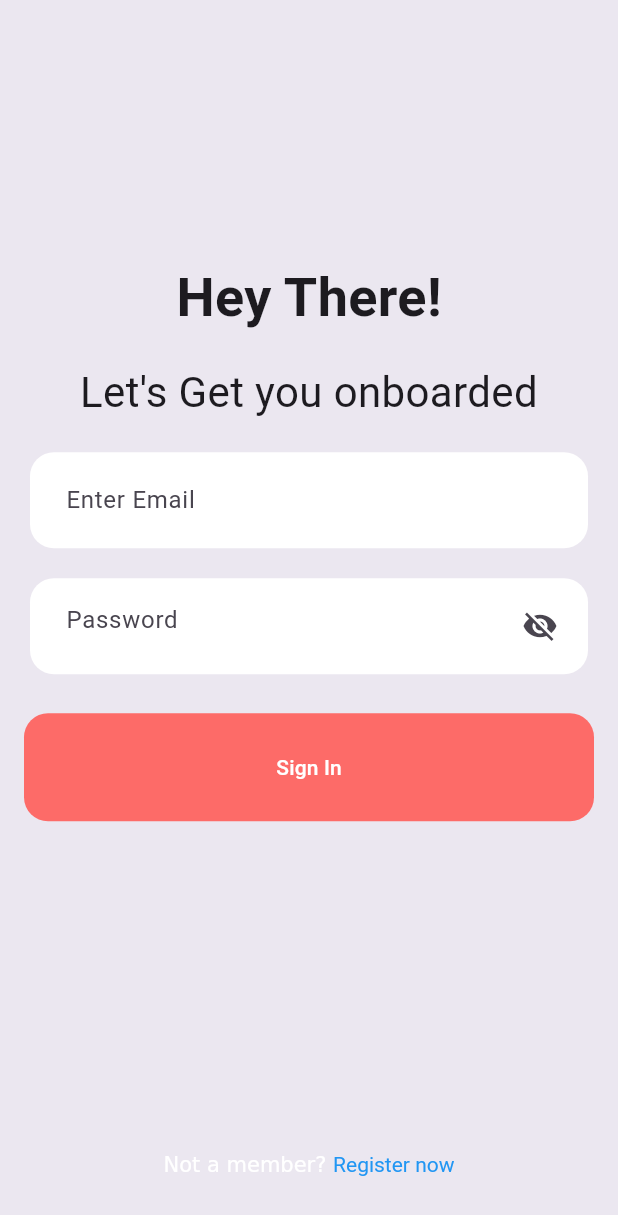
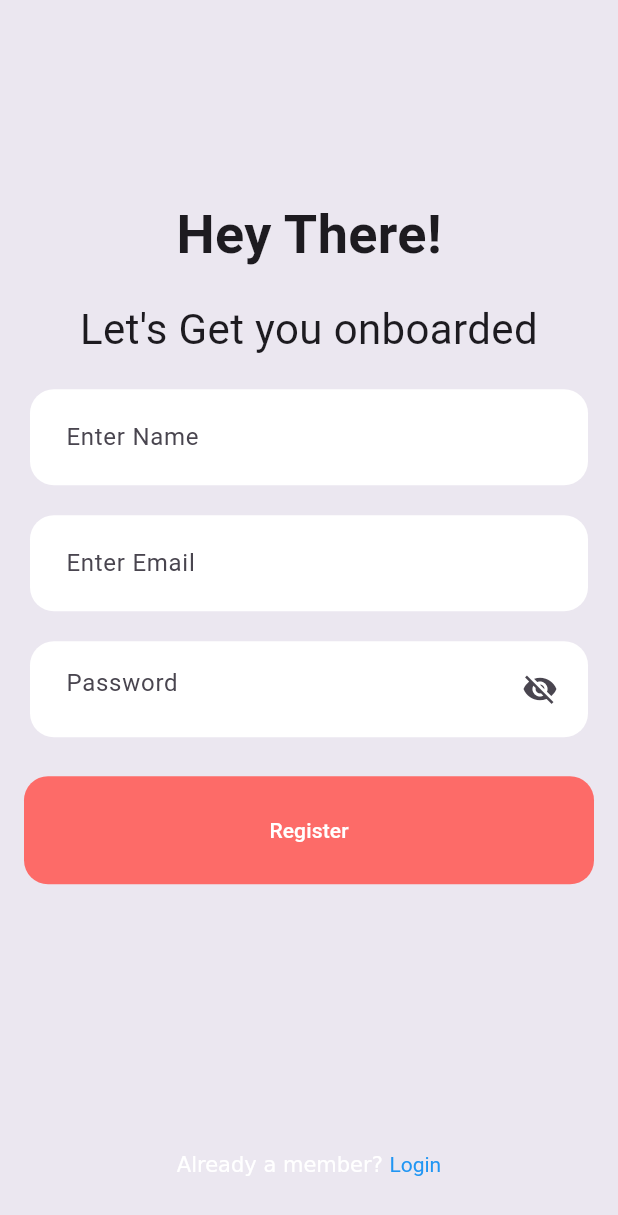
Before and after one commit to xkaper001/gdsc_lead_task_round, a Flutter app: the screen it shows after launch, after a tap on "Register", on a phone screen of 412 x 824 dp. Shown: the top 1215 px of the screen. Run offline on Flutter 3.47's test engine with Material 3 defaults, Android fonts, the phone set to English and light mode, and no system bars.

Commit message:
responsive and dark theme

```diff
--- a/lib/main.dart
+++ b/lib/main.dart
@@ -8,16 +8,42 @@ void main() {
   runApp(const MainApp());
 }
 
-class MainApp extends StatelessWidget {
+class MainApp extends StatefulWidget {
   const MainApp({super.key});
+
+  @override
+  State<MainApp> createState() => _MainAppState();
+}
+
+class _MainAppState extends State<MainApp> {
+  bool _isDarkMode = false;
 
   @override
   Widget build(BuildContext context) {
     return MaterialApp(
-      // home: SignInScreen(),
-      home: OnboardScreen(),
+      home: OnboardScreen(
+        isDarkMode: _isDarkMode,
+        toggleTheme: _toggleTheme,
+      ),
       debugShowCheckedModeBanner: false,
-      theme: ThemeData(scaffoldBackgroundColor: Palette.bg),
+      theme: _isDarkMode ? _darkTheme : _lightTheme,
     );
   }
+
+  void _toggleTheme() {
+    setState(() {
+      _isDarkMode = !_isDarkMode;
+    });
+  }
+
+  final ThemeData _lightTheme = ThemeData(
+    scaffoldBackgroundColor: Palette.bg,
+    brightness: Brightness.light,
+  );
+
+  final ThemeData _darkTheme = ThemeData(
+    scaffoldBackgroundColor: Colors.black,
+    brightness: Brightness.dark,
+
+  );
 }
--- a/lib/onboard_screen.dart
+++ b/lib/onboard_screen.dart
@@ -1,5 +1,3 @@
-import 'dart:developer';
-
 import 'package:flutter/material.dart';
 import 'package:gdsc_lead_task_round/palette.dart';
 import 'package:gdsc_lead_task_round/responsive.dart';
@@ -8,18 +6,78 @@ import 'sign_in_screen.dart';
 import 'sign_up_screen.dart';
 
 class OnboardScreen extends StatelessWidget {
-  const OnboardScreen({super.key});
+  final bool isDarkMode;
+  final VoidCallback toggleTheme;
+
+  const OnboardScreen({
+    super.key,
+    required this.isDarkMode,
+    required this.toggleTheme,
+  });
 
   @override
   Widget build(BuildContext context) {
     return Scaffold(
-        backgroundColor: const Color.fromRGBO(244, 242, 252, 1),
+        floatingActionButton: FloatingActionButton(
+          onPressed: toggleTheme,
+          child: Icon(
+            isDarkMode ? Icons.dark_mode : Icons.light_mode,
+            color: isDarkMode ? Colors.black : Colors.white,
+          ),
+          backgroundColor: isDarkMode ? Colors.white : Colors.black,
+        ),
         body: ResponsiveLayout(
           mobileScaffold: Column(
             children: [
               Expanded(child: illustration),
+              Expanded(child: belowIllustration(context)),
+            ],
+          ),
+          tabletScaffold: Row(
+            mainAxisSize: MainAxisSize.max,
+            children: [
+              Expanded(child: Column(
+                children: [
+                  illustration,
+                  Expanded(child: belowIllustration(context)),
+                ],
+              )),
+              const Expanded(child: SignInScreen()),
+            ],
+          ),
+          desktopScaffold: Row(
+            mainAxisSize: MainAxisSize.max,
+            children: [
               Expanded(
-                  child: Column(
+                flex: 6,
+                child: illustration,
+              ),
+              Expanded(
+                flex: 4,
+                child: Container(
+                  padding: const EdgeInsets.all(16),
+                  decoration: const BoxDecoration(
+                      borderRadius: BorderRadius.all(Radius.circular(16))),
+                  child: const SignInScreen(),
+                ),
+              ),
+            ],
+          ),
+        ));
+  }
+}
+
+final illustration = Container(
+  padding: const EdgeInsets.all(40),
+  margin: const EdgeInsets.all(20),
+  decoration: const BoxDecoration(
+    borderRadius: BorderRadius.all(Radius.circular(16)),
+    image: DecorationImage(
+        image: AssetImage('assets/illustration.jpg'), fit: BoxFit.cover),
+  ),
+);
+
+Widget belowIllustration(BuildContext context) => Column(
       mainAxisAlignment: MainAxisAlignment.spaceEvenly,
       children: [
         const Text(
@@ -63,13 +121,13 @@ class OnboardScreen extends StatelessWidget {
                   child: const Text(
                     "Register",
                     textAlign: TextAlign.center,
-                              style: TextStyle(fontWeight: FontWeight.w700),
+                    style: TextStyle(
+                        fontWeight: FontWeight.w700, color: Colors.black),
                   ),
                 ),
               ),
               InkWell(
                 onTap: () {
-                            log("Signned In");
                   Navigator.of(context).push(
                     MaterialPageRoute(
                       builder: (context) => const SignInScreen(),
@@ -82,7 +140,8 @@ class OnboardScreen extends StatelessWidget {
                   child: const Text(
                     "Sign In",
                     textAlign: TextAlign.center,
-                              style: TextStyle(fontWeight: FontWeight.w700),
+                    style: TextStyle(
+                        fontWeight: FontWeight.w700, color: Colors.black),
                   ),
                 ),
               ),
@@ -91,46 +150,6 @@ class OnboardScreen extends StatelessWidget {
         ),
         const SizedBox(height: 40),
       ],
-              ))
-            ],
-          ),
-          tabletScaffold: Row(
-            mainAxisSize: MainAxisSize.max,
-            children: [
-              Expanded(child: illustration),
-              const Expanded(child: LoginForm()),
-            ],
-          ),
-          desktopScaffold: Row(
-            mainAxisSize: MainAxisSize.max,
-            children: [
-              Expanded(
-                flex: 6,
-                child: illustration,
-              ),
-              Expanded(
-                flex: 4,
-                child: Container(
-                  padding: const EdgeInsets.all(16),
-                  decoration: const BoxDecoration(
-                      borderRadius: BorderRadius.all(Radius.circular(16))),
-                  child: const LoginForm(),
-                ),
-              ),
-            ],
-          ),
-        ));
-  }
-}
-
-final illustration = Container(
-  padding: const EdgeInsets.all(40),
-  margin: const EdgeInsets.all(20),
-  decoration: const BoxDecoration(
-    borderRadius: BorderRadius.all(Radius.circular(16)),
-    image: DecorationImage(
-        image: AssetImage('assets/illustration.jpg'), fit: BoxFit.cover),
-  ),
     );
 
 class LoginForm extends StatefulWidget {
--- a/lib/sign_up_screen.dart
+++ b/lib/sign_up_screen.dart
@@ -3,6 +3,7 @@ import 'dart:developer';
 import 'package:flutter/material.dart';
 
 import 'password_regex.dart';
+import 'sign_in_screen.dart';
 
 class SignUpScreen extends StatefulWidget {
   const SignUpScreen({super.key});
@@ -19,6 +20,14 @@ class _SignUpScreenState extends State<SignUpScreen> {
 
   @override
   Widget build(BuildContext context) {
+    double width = MediaQuery.of(context).size.width;
+
+    if (width > 500) {
+      WidgetsBinding.instance.addPostFrameCallback((_) {
+        Navigator.pop(context);
+      });
+    }
+
     return Scaffold(
       body: Center(
         child: Column(
@@ -44,6 +53,18 @@ class _SignUpScreenState extends State<SignUpScreen> {
                   fontSize: 28,
                 ),
               ),
+            ),
+            AuthInputField(
+              hintText: "Enter Name",
+              validator: (value) {
+                // if (!value!.contains(RegExp(emailRegex))) {
+                //   return 'Please enter a valid email address';
+                // }
+                if (value == null || value.isEmpty) {
+                  return 'Please enter your name';
+                }
+                return null;
+              },
             ),
             AuthInputField(
               formkey: _formkey1,
@@ -82,7 +103,19 @@ class _SignUpScreenState extends State<SignUpScreen> {
                 onPressed: () {
                   if (_formkey1.currentState!.validate() &&
                       _formkey2.currentState!.validate()) {
-                    log('Form is valid');
+                    ScaffoldMessenger.of(context)
+                        .showMaterialBanner(MaterialBanner(
+                      content: const Text('Form is valid User Registered'),
+                      actions: [
+                        TextButton(
+                          onPressed: () {
+                            ScaffoldMessenger.of(context)
+                                .hideCurrentMaterialBanner();
+                          },
+                          child: const Text('Close'),
+                        )
+                      ],
+                    ));
                   }
                 },
                 style: ButtonStyle(
@@ -94,18 +127,24 @@ class _SignUpScreenState extends State<SignUpScreen> {
                   minimumSize:
                       const WidgetStatePropertyAll(Size.fromHeight(72)),
                 ),
-                child: const Text('Sign In'),
+                child: const Text('Register'),
               ),
             ),
             const Spacer(),
             Padding(
               padding: const EdgeInsets.all(24.0),
               child: TextButton(
-                onPressed: () {},
+                onPressed: () {
+                  Navigator.of(context).push(
+                    MaterialPageRoute(
+                      builder: (context) => const SignInScreen(),
+                    ),
+                  );
+                },
                 child: RichText(
-                  text: const TextSpan(text: "Not a member? ", children: [
+                  text: const TextSpan(text: "Already a member? ", children: [
                     TextSpan(
-                        text: "Register now",
+                        text: "Login",
                         style: const TextStyle(
                           color: Colors.blue,
                         ))
@@ -123,12 +162,9 @@ class _SignUpScreenState extends State<SignUpScreen> {
 class AuthInputField extends StatefulWidget {
   final String hintText;
   final String? Function(String?)? validator;
-  final Key formkey;
+  final Key? formkey;
   const AuthInputField(
-      {super.key,
-      required this.hintText,
-      this.validator,
-      required this.formkey});
+      {super.key, required this.hintText, this.validator, this.formkey});
 
   @override
   State<AuthInputField> createState() => AuthInputFieldState();
```
Also changed, not shown: lib/sign_in_screen.dart (+23 -5 lines). Lines whose indentation alone changed are shown as unchanged.
